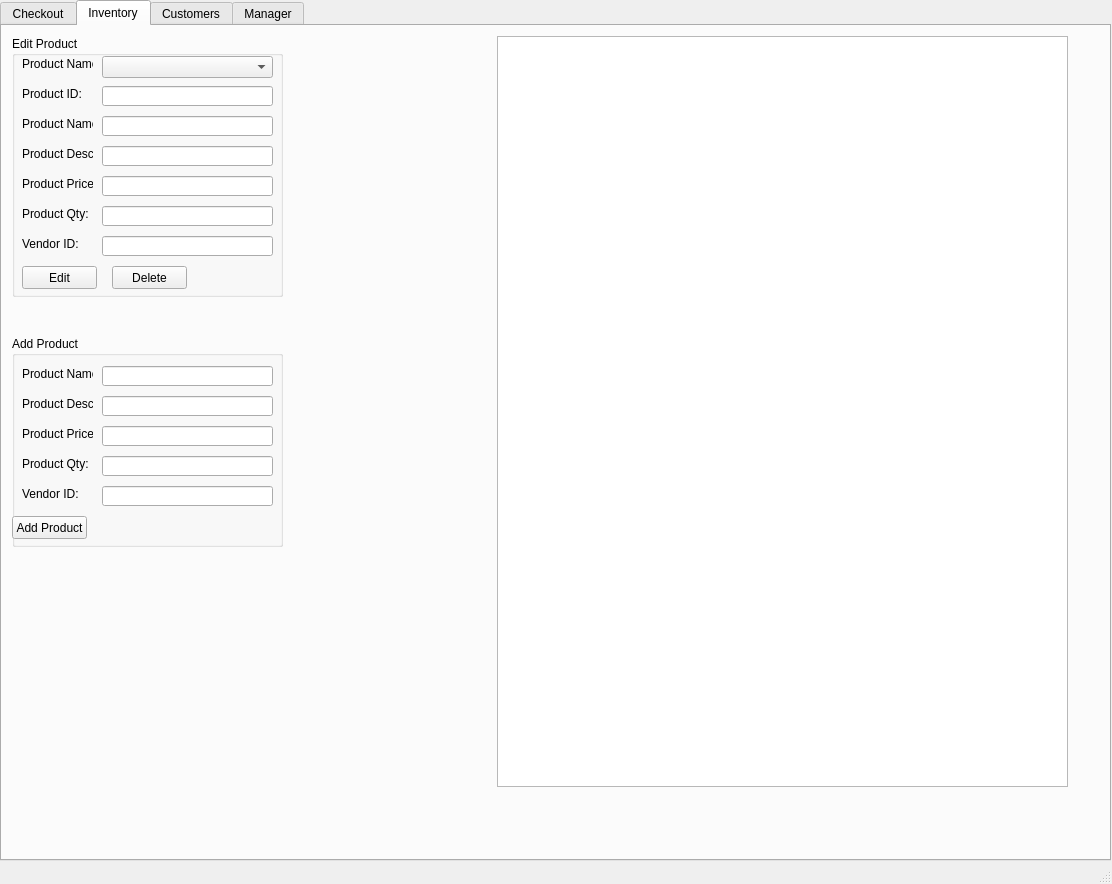
The window that easy-cheese.ui (Crunchymcbones/Demo-store) describes before a commit, drawn with Qt 5.
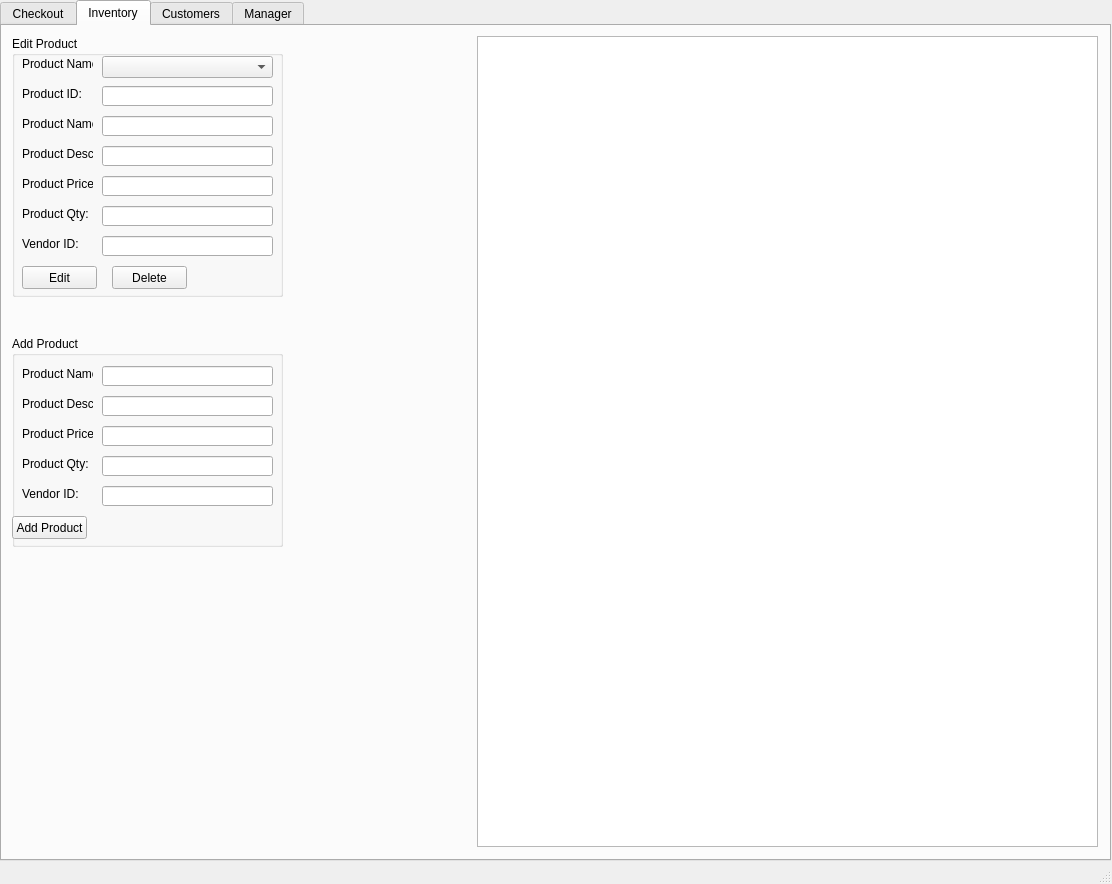
The same window after the commit.

What changed in the file:
```diff
--- a/easy-cheese.ui
+++ b/easy-cheese.ui
@@ -133,19 +133,6 @@
      <attribute name="title">
       <string>Inventory</string>
      </attribute>
-     <widget class="QTableView" name="invTbl">
-      <property name="geometry">
-       <rect>
-        <x>495</x>
-        <y>10</y>
-        <width>571</width>
-        <height>751</height>
-       </rect>
-      </property>
-      <attribute name="verticalHeaderVisible">
-       <bool>false</bool>
-      </attribute>
-     </widget>
      <widget class="QGroupBox" name="groupBox">
       <property name="geometry">
        <rect>
@@ -487,6 +474,19 @@
        </property>
       </widget>
      </widget>
+     <widget class="QTableWidget" name="invTbl">
+      <property name="geometry">
+       <rect>
+        <x>475</x>
+        <y>10</y>
+        <width>621</width>
+        <height>811</height>
+       </rect>
+      </property>
+      <attribute name="verticalHeaderVisible">
+       <bool>false</bool>
+      </attribute>
+     </widget>
     </widget>
     <widget class="QWidget" name="tab_3">
      <attribute name="title">
```
